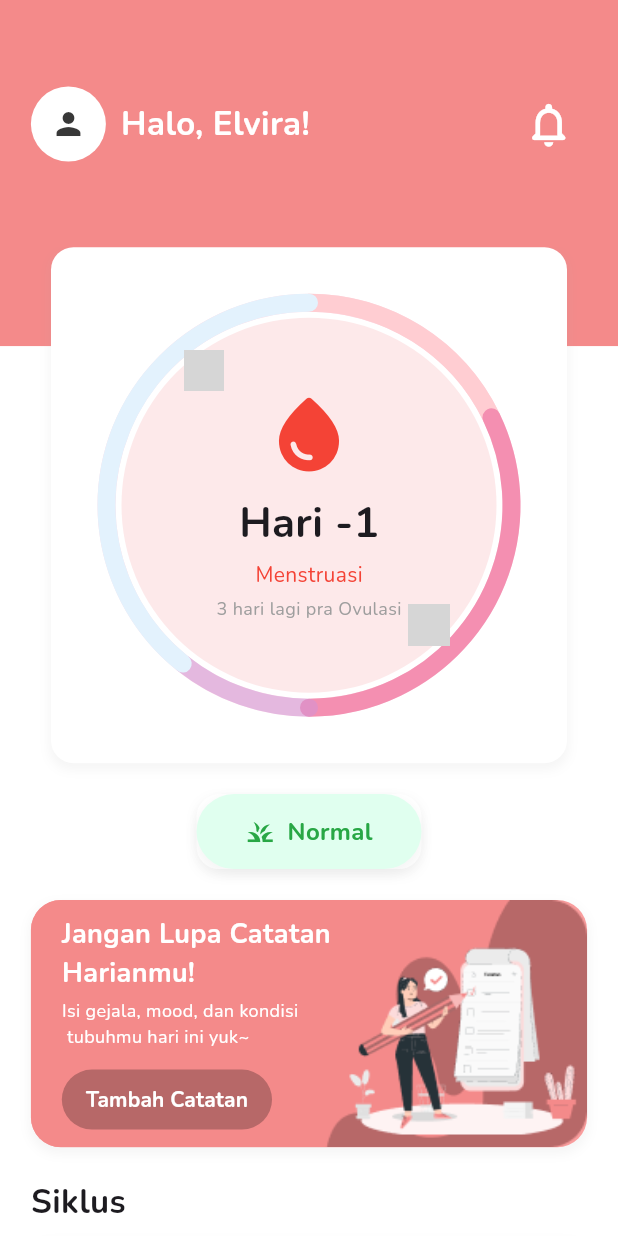
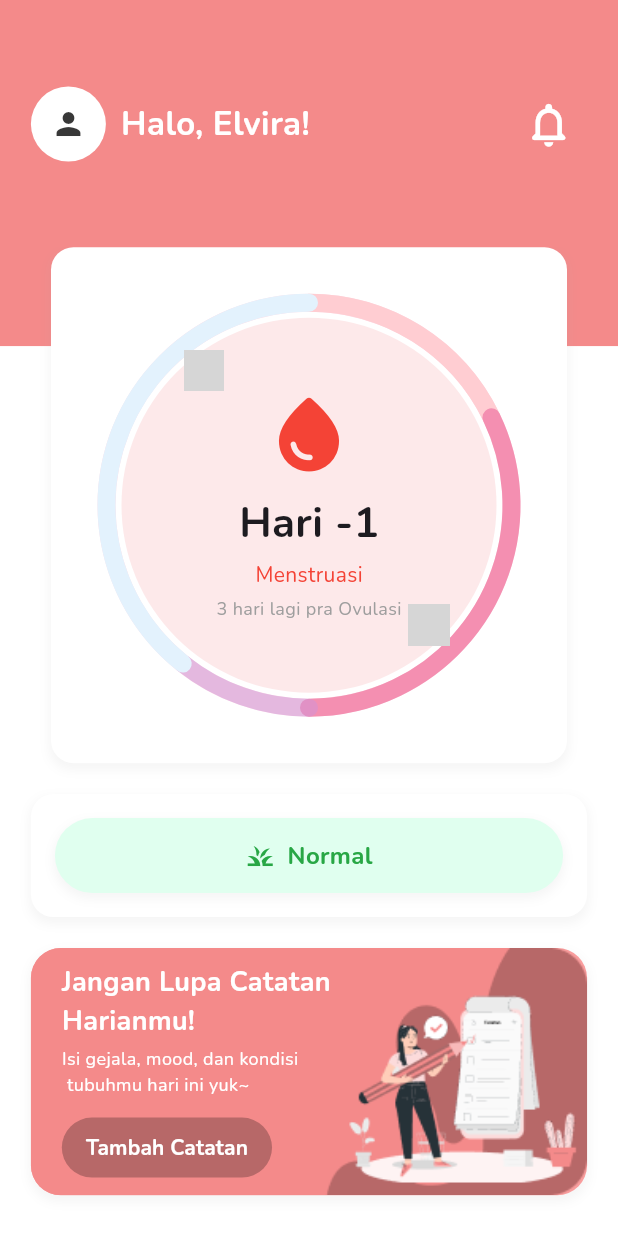
Before and after one commit to firzaurelliaa/periody, a Flutter app: the Homescreen screen opened directly, on a phone screen of 412 x 824 dp. Run offline on Flutter 3.47's test engine with Material 3 defaults, Android fonts, the phone set to English and light mode, and no system bars; our stand-ins replace cloud_firestore, firebase_core, flutter_svg; accounts and stored records are empty; grey boxes are pictures that could not be loaded.

Commit message:
home:banner, artikel

```diff
--- a/lib/screens/homescreen.dart
+++ b/lib/screens/homescreen.dart
@@ -7,12 +7,11 @@ import 'package:periody/screens/edukasi.dart';
 import 'package:periody/screens/add_note_page.dart';
 import 'package:periody/screens/article_detail_page.dart';
 import 'package:cloud_firestore/cloud_firestore.dart';
-import 'package:periody/models/article.dart'; // Import your Article model
+import 'package:periody/models/article.dart';
 
 class Homescreen extends StatelessWidget {
   const Homescreen({super.key});
 
-  // Helper method to build cycle info widgets
   Widget _buildCycleInfo({
     required IconData icon,
     required String title,
@@ -74,7 +73,7 @@ class Homescreen extends StatelessWidget {
                           child:
                               const Icon(Icons.person, color: Color(0xFF383838)),
                         ),
-                        SizedBox(width: 10),
+                        const SizedBox(width: 10),
                         const Text(
                           'Halo, Elvira!',
                           style: TextStyle(
@@ -129,7 +128,6 @@ class Homescreen extends StatelessWidget {
                           ),
                         ],
                       ),
-                      // Tambahkan padding di sini untuk jarak konten dari tepi container
                       padding: const EdgeInsets.all(32.0),
                       child: CycleVisualizer(
                         currentDay: 7,
@@ -143,8 +141,8 @@ class Homescreen extends StatelessWidget {
                   ),
                   SizedBox(height: screenHeight * 0.025),
                   Center(
-                    // Memasukkan StatusAlert ke dalam Container baru dengan dekorasi
                     child: Container(
+                      width: double.infinity,
                       decoration: BoxDecoration(
                         color: Colors.white,
                         borderRadius: BorderRadius.circular(15),
@@ -157,8 +155,7 @@ class Homescreen extends StatelessWidget {
                           ),
                         ],
                       ),
-                      // Opsional: tambahkan padding jika StatusAlert butuh ruang di dalamnya
-                      padding: const EdgeInsets.all(0), // Sesuaikan jika perlu padding internal
+                      padding: const EdgeInsets.all(16.0),
                       child: StatusAlert(
                         status: AlertStatus.normal,
                         onTap: () {
@@ -172,7 +169,6 @@ class Homescreen extends StatelessWidget {
                       ),
                     ),
                   ),
-
                   SizedBox(height: screenHeight * 0.025),
                   Container(
                     height: screenHeight * 0.2,
```
